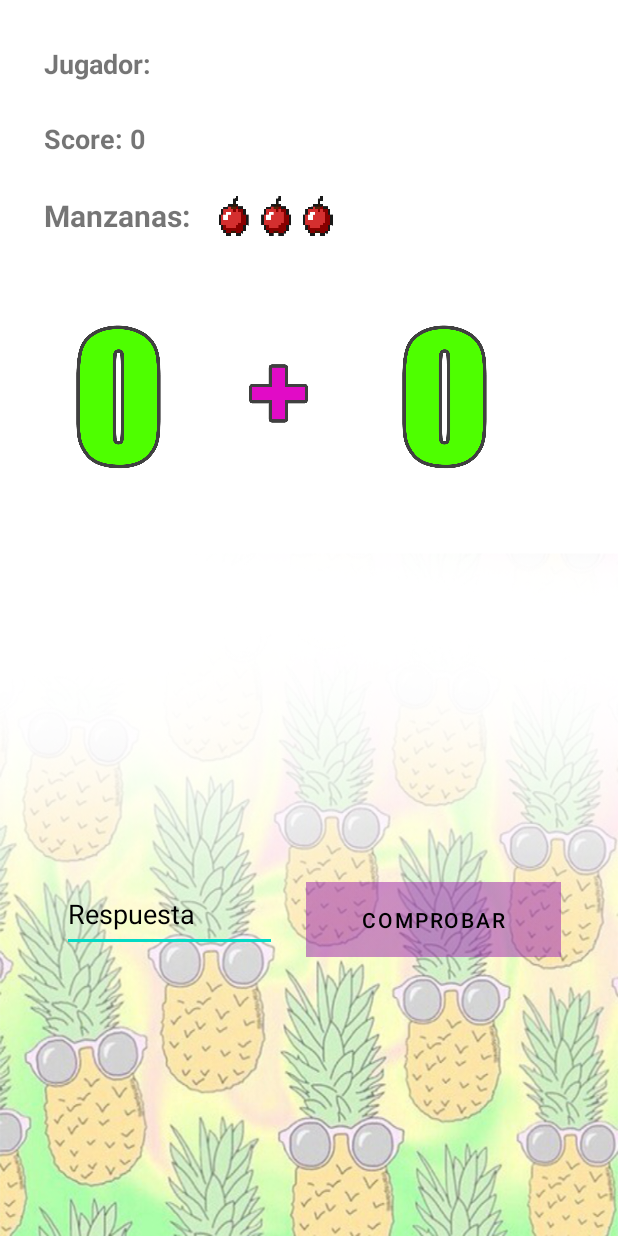
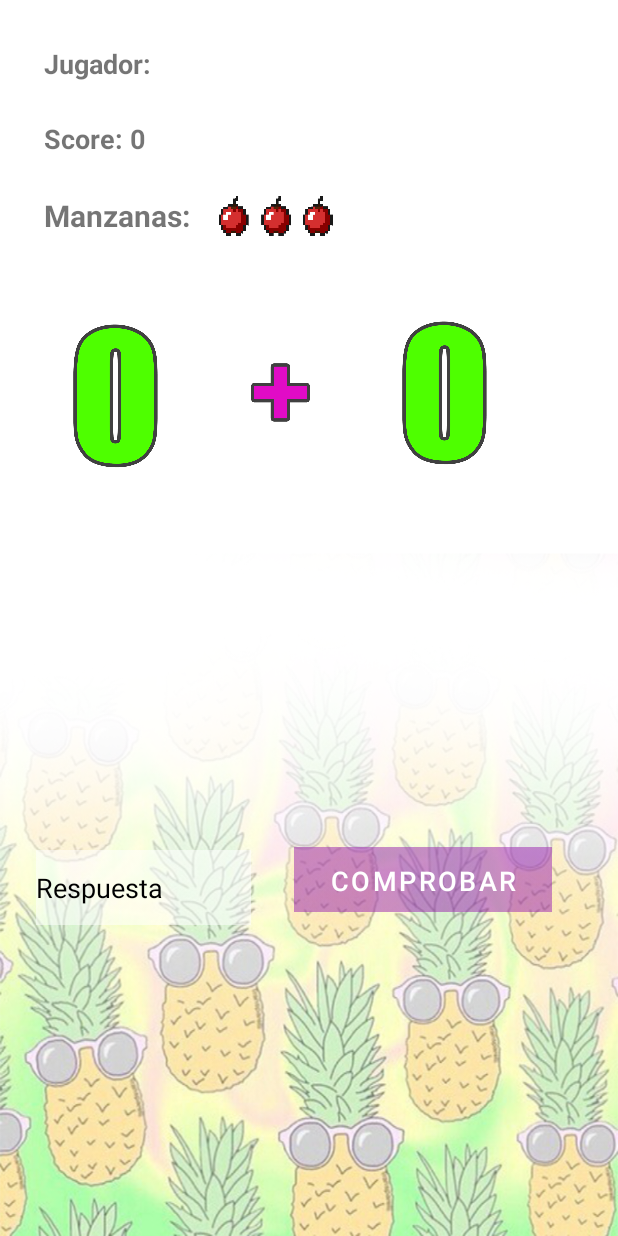
Before and after one commit to Flo-Olivieri/FrutiApp, an Android app: the layout activity_main2__nivel1.xml on its own in the app's theme, with its tools: preview values and no code run, on a phone screen of 412 x 824 dp. Run offline under Robolectric (Android 15) with nearby library versions, the phone set to English and light mode, and no system bars.

Commit message:
cambios en el activity_main2__nivel1.xml, Main2Activity_Nivel1.java para mostrar el nombre del jugador

```diff
--- a/app/src/main/java/com/florenciaolivieri/frutiapp/Main2Activity_Nivel1.java
+++ b/app/src/main/java/com/florenciaolivieri/frutiapp/Main2Activity_Nivel1.java
@@ -4,8 +4,23 @@ import androidx.appcompat.app.ActionBar;
 import androidx.appcompat.app.AppCompatActivity;
 
 import android.os.Bundle;
+import android.widget.EditText;
+import android.widget.ImageView;
+import android.widget.TextView;
+import android.widget.Toast;
 
 public class Main2Activity_Nivel1 extends AppCompatActivity {
+
+    private TextView tv_nombre, tv_score;
+    private ImageView iv_vidas, iv_aUno, iv_aDos;
+    private EditText et_respuesta;
+
+    int score, numAleatorio_uno, numAleatorio_dos, resultado, vidas = 3;
+    String nombre_jugador, string_score, string_vidas;
+
+    String numero [] = {"cero", "uno", "dos", "tres", "cuatro", "cinco", "seis","siete", "ocho", "nueve"};
+
+
 
     @Override
     protected void onCreate(Bundle savedInstanceState) {
@@ -13,6 +28,21 @@ public class Main2Activity_Nivel1 extends AppCompatActivity {
         setContentView(R.layout.activity_main2__nivel1);
 
         ActionBar actionBar = getSupportActionBar();
+        assert actionBar != null;
         actionBar.setDisplayShowHomeEnabled(true);
+
+        Toast.makeText(this,R.string.msjToastNivel1, Toast.LENGTH_SHORT).show();
+
+        tv_nombre    = (TextView) findViewById(R.id.textview_nombre);
+        tv_score     = (TextView) findViewById(R.id.textview_score);
+        iv_vidas     = (ImageView) findViewById(R.id.imageview_vidas);
+        iv_aUno      = (ImageView) findViewById(R.id.imgview_aUno);
+        iv_aDos      = (ImageView) findViewById(R.id.imgview_aDos);
+        et_respuesta = (EditText) findViewById(R.id.editText_resultado);
+
+        nombre_jugador = getIntent().getStringExtra("jugador");
+        tv_nombre.setText("Jugador: "+ nombre_jugador);
+
+
     }
 }
--- a/app/src/main/java/com/florenciaolivieri/frutiapp/MainActivity.java
+++ b/app/src/main/java/com/florenciaolivieri/frutiapp/MainActivity.java
@@ -32,7 +32,8 @@ public class MainActivity extends AppCompatActivity {
         tv_bestScore = (TextView)  findViewById(R.id.textView_BestScore);
 
         ActionBar actionBar = getSupportActionBar();
-        actionBar.setIcon(R.mipmap.ic_launcher);
+        assert actionBar != null;
+        actionBar.setDisplayShowHomeEnabled(true);
 
         int id; //guardamos la ruta de imagen a mostrar
         if (num_aleatorio == 0 || num_aleatorio == 10) {
@@ -59,7 +60,6 @@ public class MainActivity extends AppCompatActivity {
             Intent intent = new Intent(this, Main2Activity_Nivel1.class);
             intent.putExtra("jugador", nombre);
             startActivity(intent);
-            finish();
         } else {
             Toast.makeText(this,"Primero debes escribir tu nombre",Toast.LENGTH_SHORT).show();
             et_nombre.requestFocus();
--- a/app/src/main/res/layout/activity_main2__nivel1.xml
+++ b/app/src/main/res/layout/activity_main2__nivel1.xml
@@ -8,7 +8,7 @@
     tools:context=".Main2Activity_Nivel1">
 
     <TextView
-        android:id="@+id/textView"
+        android:id="@+id/textview_nombre"
         android:layout_width="wrap_content"
         android:layout_height="wrap_content"
         android:layout_alignParentStart="true"
@@ -24,7 +24,7 @@
         tools:layout_editor_absoluteY="200dp" />
 
     <TextView
-        android:id="@+id/textView2"
+        android:id="@+id/textview_score"
         android:layout_width="wrap_content"
         android:layout_height="wrap_content"
         android:layout_alignParentStart="true"
@@ -52,7 +52,7 @@
         android:textStyle="bold" />
 
     <ImageView
-        android:id="@+id/imageView"
+        android:id="@+id/imageview_vidas"
         android:layout_width="80dp"
         android:layout_height="50dp"
         android:layout_alignParentStart="true"
@@ -65,28 +65,30 @@
         android:contentDescription="@string/img_manzanas" />
 
     <ImageView
-        android:id="@+id/imageView2"
+        android:id="@+id/imgview_aUno"
         android:layout_width="110dp"
         android:layout_height="120dp"
         android:layout_alignParentStart="true"
         android:layout_alignParentLeft="true"
         android:layout_alignParentTop="true"
-        android:layout_marginStart="24dp"
-        android:layout_marginLeft="24dp"
-        android:layout_marginTop="204dp"
+        android:layout_centerVertical="true"
+        android:layout_marginStart="22dp"
+        android:layout_marginLeft="22dp"
+        android:layout_marginTop="203dp"
         android:contentDescription="@string/img_numero"
         app:srcCompat="@drawable/cero" />
 
     <ImageView
-        android:id="@+id/imageView4"
+        android:id="@+id/imgview_aDos"
         android:layout_width="110dp"
         android:layout_height="120dp"
         android:layout_alignParentStart="true"
         android:layout_alignParentLeft="true"
         android:layout_alignParentTop="true"
+        android:layout_centerVertical="true"
         android:layout_marginStart="241dp"
         android:layout_marginLeft="241dp"
-        android:layout_marginTop="204dp"
+        android:layout_marginTop="201dp"
         android:contentDescription="@string/img_numero"
         app:srcCompat="@drawable/cero" />
 
@@ -96,11 +98,11 @@
         android:layout_height="120dp"
         android:layout_alignParentStart="true"
         android:layout_alignParentTop="true"
-        android:layout_centerHorizontal="true"
-        android:layout_marginStart="134dp"
-        android:layout_marginTop="204dp"
-        app:srcCompat="@drawable/adicion"
-        android:contentDescription="@string/operacion_img" />
+        android:layout_centerInParent="true"
+        android:layout_marginStart="135dp"
+        android:layout_marginTop="203dp"
+        android:contentDescription="@string/operacion_img"
+        app:srcCompat="@drawable/adicion" />
 
     <EditText
         android:id="@+id/editText_resultado"
@@ -109,26 +111,30 @@
         android:layout_alignParentStart="true"
         android:layout_alignParentLeft="true"
         android:layout_alignParentBottom="true"
-        android:layout_marginStart="41dp"
-        android:layout_marginLeft="41dp"
-        android:layout_marginBottom="189dp"
+        android:layout_centerVertical="true"
+        android:layout_marginStart="24dp"
+        android:layout_marginLeft="24dp"
+        android:layout_marginBottom="207dp"
         android:autofillHints=""
+        android:background="@drawable/fondoet"
         android:ems="10"
         android:hint="@string/et_respuesta"
-        android:inputType="textPersonName"
+        android:inputType="number"
         android:textColorHint="@color/black" />
 
     <Button
         android:id="@+id/button2"
-        android:layout_width="170dp"
-        android:layout_height="50dp"
+        android:layout_width="172dp"
+        android:layout_height="43dp"
         android:layout_alignParentEnd="true"
         android:layout_alignParentRight="true"
         android:layout_alignParentBottom="true"
-        android:layout_marginEnd="38dp"
-        android:layout_marginRight="38dp"
-        android:layout_marginBottom="186dp"
+        android:layout_centerVertical="true"
+        android:layout_marginEnd="44dp"
+        android:layout_marginRight="44dp"
+        android:layout_marginBottom="216dp"
         android:background="@drawable/fondoboton"
         android:text="@string/sumar_btn"
-        android:textColor="@color/black" />
+        android:textColor="@android:color/background_light"
+        android:textSize="18sp" />
 </RelativeLayout>
--- a/app/src/main/res/values/strings.xml
+++ b/app/src/main/res/values/strings.xml
@@ -12,5 +12,6 @@
     <string name="img_manzanas">manzanas</string>
     <string name="img_numero">numero</string>
     <string name="operacion_img">simbolo de operacion matematica</string>
+    <string name="msjToastNivel1">Nivel 1 - Sumas Básicas</string>
 
 </resources>
```
